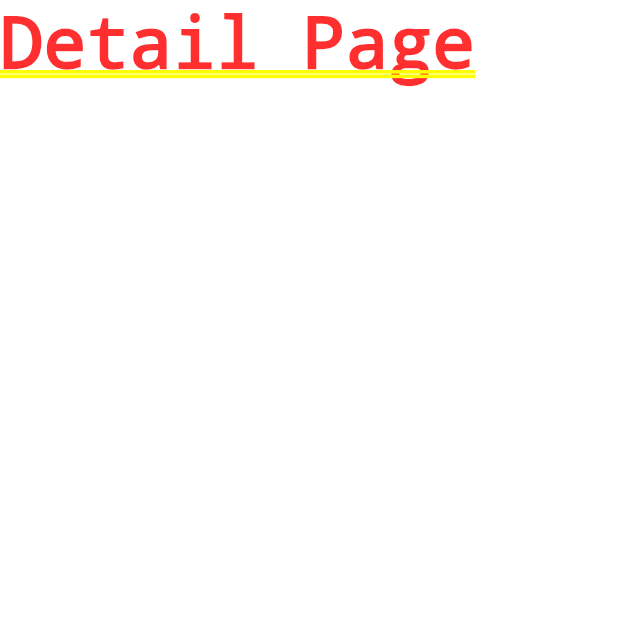
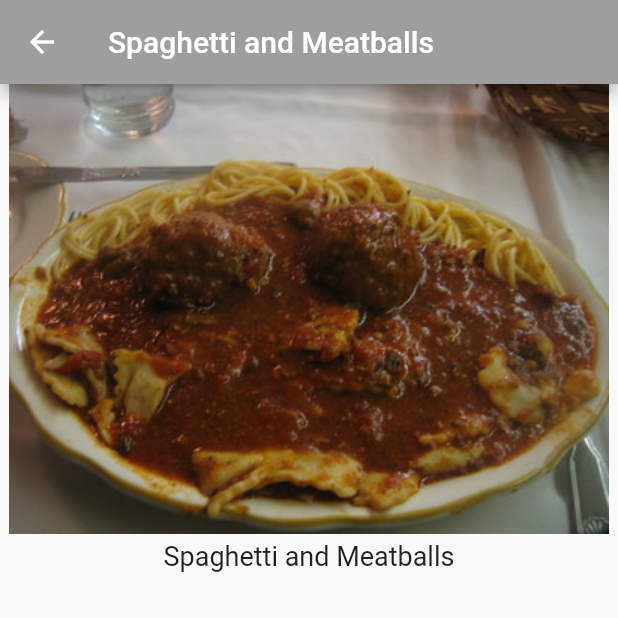
Before and after one commit to Lerob28/flutter_recipe_app, a Flutter app: the screen it shows after launch, after a tap on "Spaghetti and Meatballs", on a phone screen of 412 x 824 dp, the top half of it. Run offline on Flutter 3.47's test engine with Material 2 defaults, Android fonts, the phone set to English and light mode, and no system bars.

Commit message:
adding recipe_detail page

```diff
--- a/lib/main.dart
+++ b/lib/main.dart
@@ -1,5 +1,6 @@
 import 'package:flutter/material.dart';
 import 'recipe.dart';
+import 'recipe_detail.dart';
 
 void main() {
   runApp(const RecipeApp());
@@ -50,8 +51,7 @@ class _MyHomePageState extends State<MyHomePage> {
                     context,
                     MaterialPageRoute(
                         builder: (context){
-                          // TODO: Replae return with return RecipeDetail()
-                          return Text('Detail Page');
+                          return RecipeDetail(recipe: Recipe.samples[index]);
                         },
                     )
                 );
@@ -87,7 +87,7 @@ class _MyHomePageState extends State<MyHomePage> {
               style: const TextStyle(
                 fontSize: 20.0,
                 fontWeight: FontWeight.w700,
-                fontFamily: 'palatino',
+                fontFamily: "palatino",
               ),
             ),
           ],
--- /dev/null
+++ b/lib/recipe_detail.dart
@@ -0,0 +1,45 @@
+import 'package:flutter/material.dart';
+import 'recipe.dart';
+
+class RecipeDetail extends StatefulWidget {
+  final Recipe recipe;
+  const RecipeDetail({Key? key, required this.recipe}) : super(key: key);
+
+  @override
+  State<RecipeDetail> createState() => _RecipeDetailState();
+}
+
+class _RecipeDetailState extends State<RecipeDetail> {
+  // TODO: Add _sliderVal here
+
+  @override
+  Widget build(BuildContext context) {
+    return Scaffold(
+      appBar: AppBar(
+        title: Text(widget.recipe.label),
+      ),
+      body: SafeArea(
+        child: Column(
+          children: <Widget>[
+            SizedBox(
+              height: 300,
+              width: double.infinity,
+              child: Image(
+                image: AssetImage(widget.recipe.imageUrl),
+              ),
+            ),
+            const SizedBox(
+              height: 4,
+            ),
+            Text(
+              widget.recipe.label,
+              style: const TextStyle(fontSize: 18),
+            ),
+            // TODO: Add Expanded
+            // TODO: Add Slider() here
+          ],
+        ),
+      ),
+    );
+  }
+}
--- a/pubspec.yaml
+++ b/pubspec.yaml
@@ -59,9 +59,8 @@ flutter:
   uses-material-design: true
 
   # To add assets to your application, add an assets section, like this:
-   assets:
-     - assets/
-
+  assets:
+    - assets/
   # An image asset can refer to one or more resolution-specific "variants", see
   # https://flutter.dev/assets-and-images/#resolution-aware
 
```
